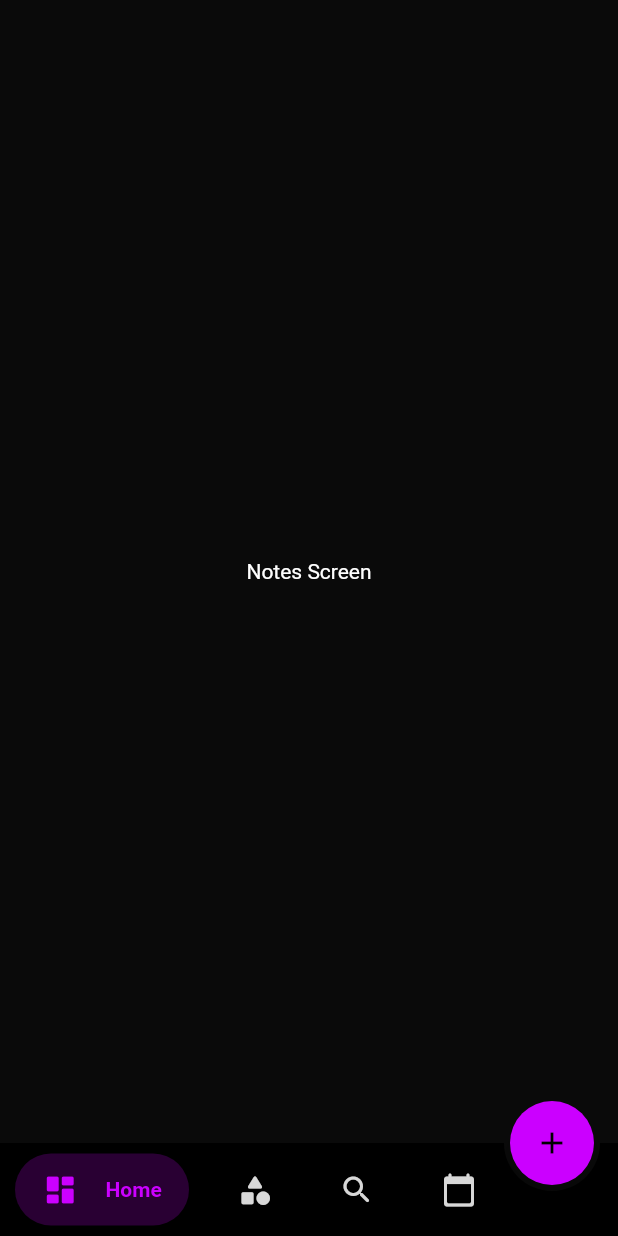
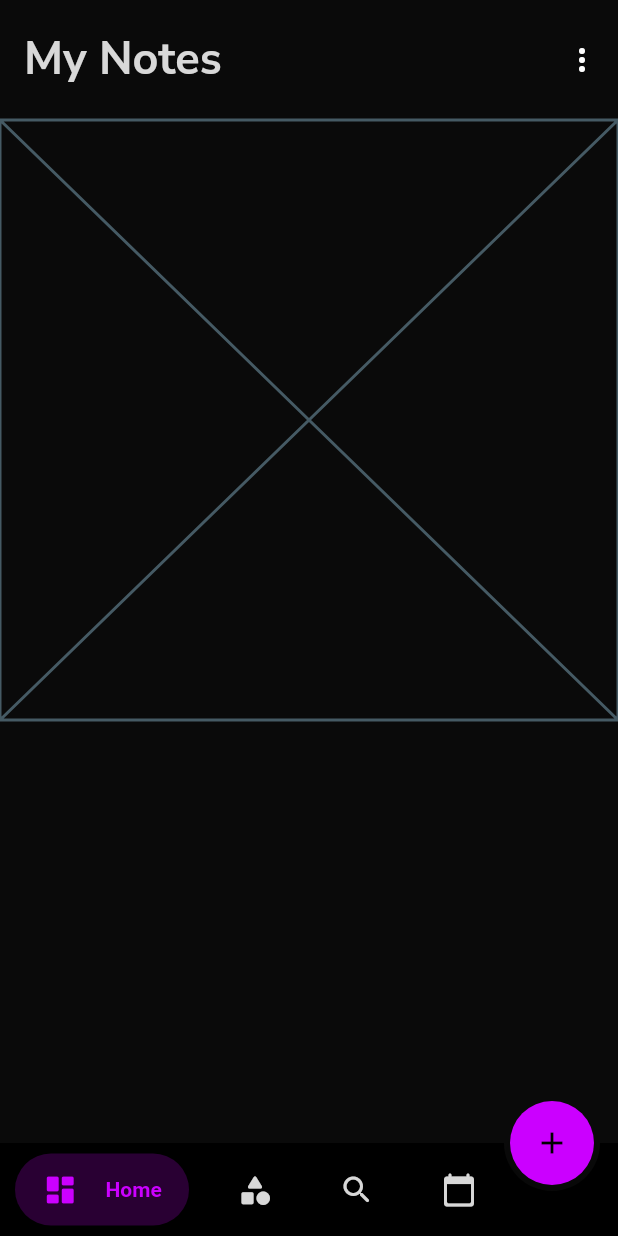
Before and after one commit to AgweBryan/flutter_note_app, a Flutter app: the screen it shows after launch, on a phone screen of 412 x 824 dp. Run offline on Flutter 3.47's test engine with Material 2 defaults, Android fonts, the phone set to English and light mode, and no system bars; drawn by our look-alikes of bubble_bottom_bar; our stand-ins replace get, google_fonts.

Commit message:
Edit note screen

```diff
--- a/lib/utils/colors.dart
+++ b/lib/utils/colors.dart
@@ -4,4 +4,4 @@ const Color primaryColor = Color(0xFFcb00ff);
 const Color textColor = Colors.grey;
 const Color titleColor = Color(0xFFd8d8d8);
 Color backgroundColor = Color.fromRGBO(10, 10, 10, 1);
-const Color bottomNavbarBckColor = Colors.black;
+const Color navBarBckColor = Colors.black;
--- /dev/null
+++ b/lib/utils/custom_text.dart
@@ -0,0 +1,29 @@
+import 'package:flutter/material.dart';
+import 'package:flutter_note_app/utils/colors.dart';
+import 'package:google_fonts/google_fonts.dart';
+
+class CustomText extends StatelessWidget {
+  final String text;
+  final double fontSize;
+  final bool? isBold;
+  final bool? isTitle;
+  CustomText(
+      {Key? key,
+      required this.text,
+      required this.fontSize,
+      this.isBold = false,
+      this.isTitle = false})
+      : super(key: key);
+
+  @override
+  Widget build(BuildContext context) {
+    return Text(
+      text,
+      style: GoogleFonts.nunitoSans(
+        fontSize: fontSize,
+        fontWeight: isBold! ? FontWeight.bold : FontWeight.normal,
+        color: isTitle! ? titleColor : textColor,
+      ),
+    );
+  }
+}
--- a/lib/utils/screens.dart
+++ b/lib/utils/screens.dart
@@ -5,7 +5,7 @@ import 'package:flutter_note_app/views/screens/categories/categories_screen.dart
 import 'package:flutter_note_app/views/screens/notes/notes_screen.dart';
 import 'package:flutter_note_app/views/screens/search/search_screen.dart';
 
-const List<Widget> screens = [
+final List<Widget> screens = [
   NotesScreen(),
   CategoriesScreen(),
   SearchScreen(),
--- a/lib/views/screens/navigation_tabs.dart
+++ b/lib/views/screens/navigation_tabs.dart
@@ -30,7 +30,7 @@ class _NavigationTabsState extends State<NavigationTabs> {
         opacity: .2,
         currentIndex: pageIndex,
         onTap: changePage,
-        backgroundColor: bottomNavbarBckColor,
+        backgroundColor: navBarBckColor,
         elevation: 8,
         fabLocation: BubbleBottomBarFabLocation.end,
         hasNotch: true,
--- a/lib/views/screens/notes/notes_screen.dart
+++ b/lib/views/screens/notes/notes_screen.dart
@@ -1,12 +1,53 @@
 import 'package:flutter/material.dart';
+import 'package:flutter_note_app/controllers/notes_controller.dart';
+import 'package:flutter_note_app/utils/colors.dart';
+import 'package:flutter_note_app/utils/custom_text.dart';
+import 'package:get/get.dart';
 
 class NotesScreen extends StatelessWidget {
-  const NotesScreen({Key? key}) : super(key: key);
+  NotesScreen({Key? key}) : super(key: key);
+
+  final NotesController _notesController = Get.put(NotesController());
 
   @override
   Widget build(BuildContext context) {
     return Scaffold(
-      body: Center(child: Text("Notes Screen")),
+      appBar: _appBar(),
+      body: Obx(
+        () => Padding(
+          padding: EdgeInsets.all(0),
+          child: Column(
+            crossAxisAlignment: CrossAxisAlignment.start,
+            children: [
+              _notesController.myNotes.isEmpty
+                  ? Placeholder()
+                  : Text("has Data"),
+            ],
+          ),
+        ),
+      ),
+    );
+  }
+
+  _appBar() {
+    return AppBar(
+      title: CustomText(
+        text: "My Notes",
+        fontSize: 30,
+        isBold: true,
+        isTitle: true,
+      ),
+      actions: [
+        IconButton(
+          onPressed: () {},
+          icon: Icon(
+            Icons.more_vert_rounded,
+          ),
+        ),
+      ],
+      backgroundColor: Colors.transparent,
+      elevation: 0,
+      toolbarHeight: 80,
     );
   }
 }
--- /dev/null
+++ b/lib/views/screens/notes/widgets/placeholder.dart
@@ -0,0 +1,24 @@
+import 'package:flutter/material.dart';
+import 'package:flutter_note_app/utils/custom_text.dart';
+
+class PlaceHolder extends StatelessWidget {
+  const PlaceHolder({Key? key}) : super(key: key);
+
+  @override
+  Widget build(BuildContext context) {
+    return Expanded(
+        child: Center(
+      child: SizedBox(
+        child: Column(
+          mainAxisAlignment: MainAxisAlignment.center,
+          children: [
+            Image.asset('assets/placeholder.gif'),
+            CustomText(
+                text: "No notes yet!\nClick add button to add a note",
+                fontSize: 13),
+          ],
+        ),
+      ),
+    ));
+  }
+}
```
